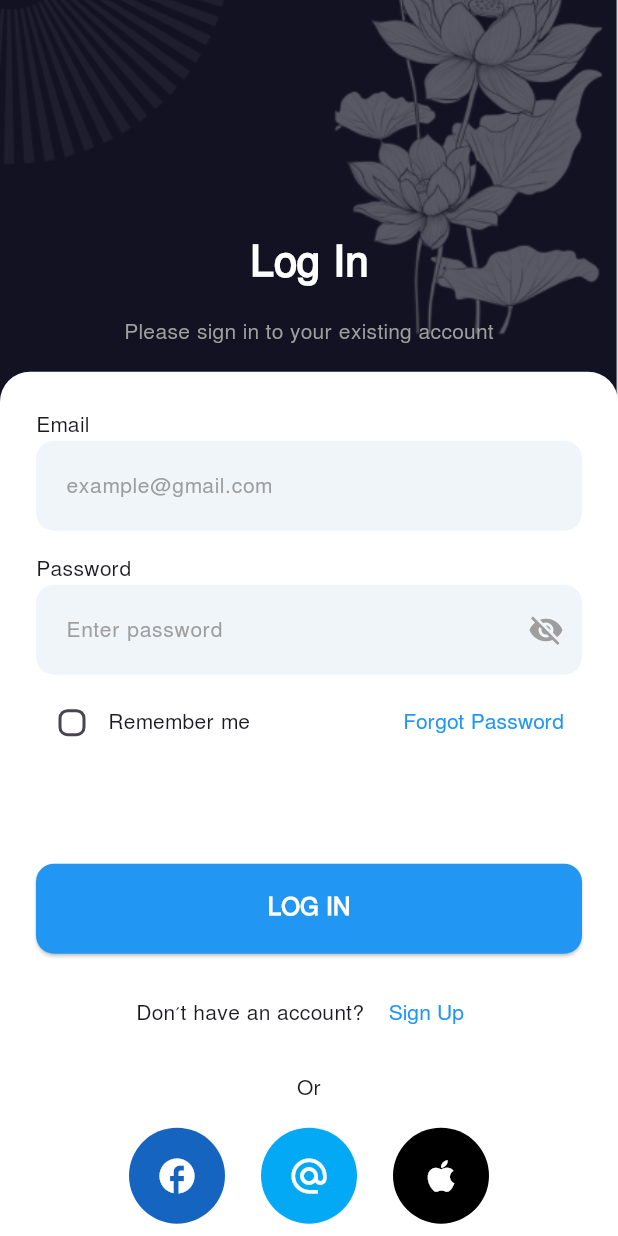
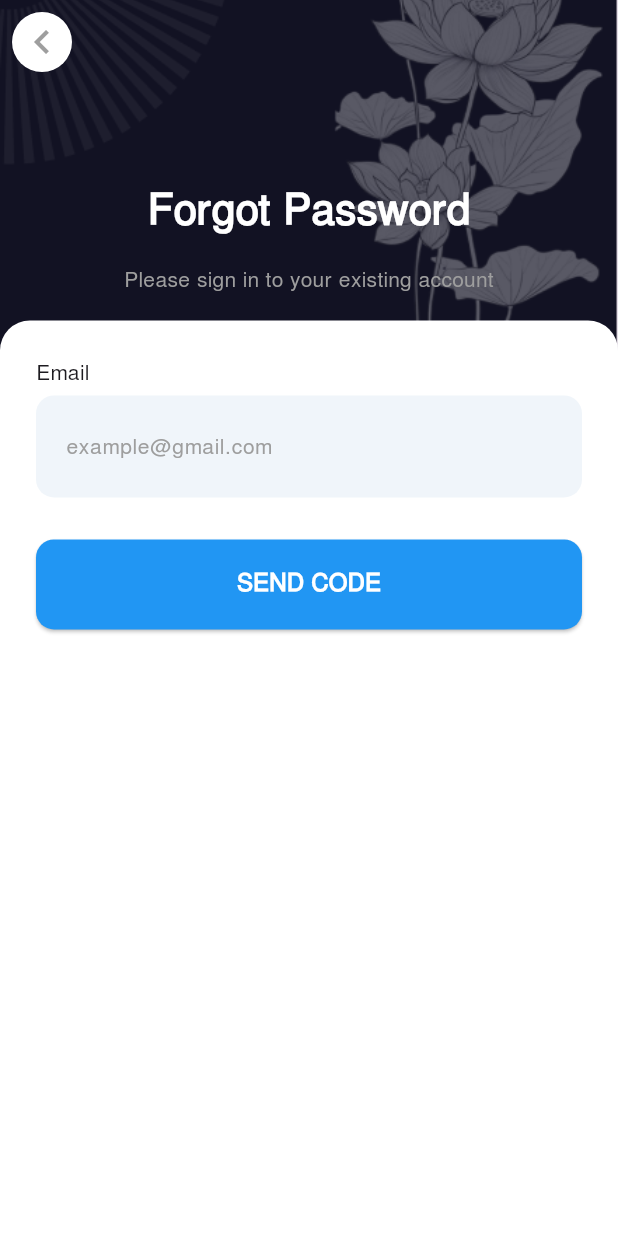
Before and after one commit to God123125/mobile_assignment, a Flutter app: the LoginScreen screen opened directly, after a tap on "Forgot Password", on a phone screen of 412 x 824 dp. Run offline on Flutter 3.47's test engine with Material 3 defaults, Android fonts, the phone set to English and light mode, and no system bars.

Commit message:
already auth UI

```diff
--- /dev/null
+++ b/lib/screens/auth/forgot_password_screen.dart
@@ -0,0 +1,138 @@
+import 'package:flutter/material.dart';
+import 'package:khmer_cultur_app/screens/auth/verification_screen.dart';
+import 'package:khmer_cultur_app/widgets/bg_login_widget.dart';
+
+class ForgotPasswordScreen extends StatefulWidget {
+  const ForgotPasswordScreen({super.key});
+
+  @override
+  State<ForgotPasswordScreen> createState() => _ForgotPasswordScreenState();
+}
+
+class _ForgotPasswordScreenState extends State<ForgotPasswordScreen> {
+  bool obscureText = true;
+
+  @override
+  Widget build(BuildContext context) {
+    return Scaffold(
+      extendBodyBehindAppBar: true,
+      appBar: AppBar(
+        backgroundColor: Colors.transparent,
+        elevation: 0,
+        leading: IconButton(
+          icon: Container(
+            width: 50,
+            height: 50,
+            decoration: BoxDecoration(
+              color: Colors.white,
+              borderRadius: BorderRadius.circular(25),
+            ),
+            child: Icon(Icons.chevron_left, size: 32, color: Colors.grey),
+          ),
+          onPressed: () => Navigator.pop(context),
+        ),
+      ),
+      body: Stack(
+        children: [
+          BgLoginWidget(),
+          Column(
+            mainAxisAlignment: MainAxisAlignment.end,
+            children: [
+              Column(
+                children: [
+                  Text(
+                    'Forgot Password',
+                    style: TextStyle(
+                      fontSize: 28,
+                      fontWeight: FontWeight.bold,
+                      color: Colors.white,
+                    ),
+                  ),
+                  SizedBox(height: 16),
+                  Text(
+                    'Please sign in to your existing account',
+                    textAlign: TextAlign.center,
+                    style: TextStyle(fontSize: 14, color: Colors.grey),
+                  ),
+                ],
+              ),
+              SizedBox(height: 16),
+              //card  login
+              Column(
+                mainAxisAlignment: MainAxisAlignment.center,
+                children: [
+                  Container(
+                    height: MediaQuery.of(context).size.height / 1.35,
+                    padding: EdgeInsets.symmetric(horizontal: 24, vertical: 26),
+                    decoration: BoxDecoration(
+                      color: Colors.white,
+                      borderRadius: BorderRadius.only(
+                        topLeft: Radius.circular(20),
+                        topRight: Radius.circular(20),
+                      ),
+                    ),
+                    child: Column(
+                      crossAxisAlignment: CrossAxisAlignment.start,
+                      children: [
+                        Text("Email"),
+                        SizedBox(height: 4),
+                        TextField(
+                          decoration: InputDecoration(
+                            hintText: 'example@gmail.com',
+                            hintStyle: TextStyle(
+                              color: Colors.grey,
+                              fontSize: 14,
+                            ),
+                            filled: true,
+                            fillColor: Color(0xFFF0F5FA),
+                            border: OutlineInputBorder(
+                              borderRadius: BorderRadius.circular(12),
+                              borderSide: BorderSide.none,
+                            ),
+                            contentPadding: EdgeInsets.symmetric(
+                              horizontal: 16,
+                              vertical: 22,
+                            ),
+                          ),
+                        ),
+                        SizedBox(height: 28),
+                        SizedBox(
+                          width: double.infinity,
+                          height: 60,
+                          child: ElevatedButton(
+                            onPressed: () {
+                              Navigator.push(
+                                context,
+                                MaterialPageRoute(
+                                  builder: (context) => VerificationScreen(),
+                                ),
+                              );
+                            },
+                            style: ElevatedButton.styleFrom(
+                              backgroundColor: Colors.blue,
+                              shape: RoundedRectangleBorder(
+                                borderRadius: BorderRadius.circular(12),
+                              ),
+                            ),
+                            child: Text(
+                              'SEND CODE',
+                              style: TextStyle(
+                                fontSize: 16,
+                                fontWeight: FontWeight.bold,
+                                color: Colors.white,
+                              ),
+                            ),
+                          ),
+                        ),
+                      ],
+                    ),
+                  ),
+                ],
+              ),
+            ],
+          ),
+        ],
+      ),
+    );
+  }
+}
--- /dev/null
+++ b/lib/screens/auth/login_screen.dart
@@ -0,0 +1,213 @@
+import 'package:flutter/material.dart';
+import 'package:khmer_cultur_app/screens/auth/forgot_password_screen.dart';
+import 'package:khmer_cultur_app/screens/auth/sign_up_screen.dart';
+import 'package:khmer_cultur_app/screens/home_screen.dart';
+import 'package:khmer_cultur_app/widgets/bg_login_widget.dart';
+
+class LoginScreen extends StatefulWidget {
+  const LoginScreen({super.key});
+
+  @override
+  State<LoginScreen> createState() => _LoginScreenState();
+}
+
+class _LoginScreenState extends State<LoginScreen> {
+  bool obscureText = true;
+  bool rememberMe = false;
+
+  @override
+  Widget build(BuildContext context) {
+    return Scaffold(
+      body: Stack(
+        children: [
+          BgLoginWidget(),
+          Column(
+            mainAxisAlignment: MainAxisAlignment.end,
+            children: [
+              Column(
+                children: [
+                  Text(
+                    'Log In',
+                    style: TextStyle(fontSize: 28, fontWeight: FontWeight.bold,color: Colors.white),
+                  ),
+                  SizedBox(height: 16),
+                  Text(
+                    'Please sign in to your existing account',
+                    textAlign: TextAlign.center,
+                    style: TextStyle(fontSize: 14, color: Colors.grey),
+                  ),
+                ],
+              ),
+              SizedBox(height: 16),
+              //card  login
+              Column(
+                mainAxisAlignment: MainAxisAlignment.center,
+                children: [
+                  Container(
+                    height: MediaQuery.of(context).size.height / 1.35,
+                    padding: EdgeInsets.symmetric(horizontal: 24,vertical: 26),
+                    decoration: BoxDecoration(
+                      color: Colors.white,
+                      borderRadius: BorderRadius.only(
+                        topLeft: Radius.circular(20),
+                        topRight: Radius.circular(20),
+                      ),
+                    ),
+                    child: Column(
+                      crossAxisAlignment: CrossAxisAlignment.start,
+                      children: [
+                        Text("Email"),
+                        SizedBox(height: 4),
+                        TextField(
+                          decoration: InputDecoration(
+                            hintText: 'example@gmail.com',
+                            hintStyle: TextStyle(color: Colors.grey,fontSize: 14),
+                            filled: true,
+                            fillColor: Color(0xFFF0F5FA),
+                            border: OutlineInputBorder(
+                              borderRadius: BorderRadius.circular(12),
+                              borderSide: BorderSide.none,
+                            ),
+                            contentPadding: EdgeInsets.symmetric(horizontal: 16, vertical: 22),
+                          ),
+                        ),
+                        SizedBox(height: 16),
+                        Text("Password"),
+                        SizedBox(height: 4),
+                        TextField(
+                          obscureText: obscureText,
+                          decoration: InputDecoration(
+                            hintText: 'Enter password',
+                            hintStyle: TextStyle(color: Colors.grey,fontSize: 14),
+                            filled: true,
+                            fillColor: Color(0xFFF0F5FA),
+                            border: OutlineInputBorder(
+                              borderRadius: BorderRadius.circular(12),
+                              borderSide: BorderSide.none,
+                            ),
+                            contentPadding: EdgeInsets.symmetric(horizontal: 16, vertical: 22),
+                            suffixIcon: IconButton(
+                              icon: Icon(obscureText? Icons.visibility_off: Icons.visibility,color: Colors.grey,
+                              ),
+                              onPressed: () {
+                                setState(() {
+                                  obscureText = !obscureText;
+                                });
+                              },
+                            ),
+                          ),
+                        ),
+                        SizedBox(height: 8),
+                        Row(
+                          mainAxisAlignment: MainAxisAlignment.spaceBetween,
+                          children: [
+                            Row(
+                              children: [
+                                Checkbox(
+                                  value: rememberMe,
+                                  onChanged: (value) {
+                                    setState(() {
+                                      rememberMe = value!;
+                                    });
+                                  },
+                                  shape: RoundedRectangleBorder(
+                                    borderRadius: BorderRadius.circular(6),
+                                  ),
+                                  fillColor: WidgetStateProperty.resolveWith<Color?>(
+                                    (states) {
+                                      if (states.contains(WidgetState.selected)) {
+                                        return Colors.blue;
+                                      }
+                                      return null;
+                                    },
+                                  ),
+                                ),
+                                Text('Remember me'),
+                              ],
+                            ),
+                            TextButton(
+                              onPressed: () {
+                                Navigator.push(context,  MaterialPageRoute(builder: (context) => ForgotPasswordScreen()));
+                              },
+                              child: Text('Forgot Password',style: TextStyle(color: Colors.blue),),
+                            ),
+                          ],
+                        ),
+                        SizedBox(height: 70),
+                        SizedBox(
+                          width: double.infinity,
+                          height: 60,
+                          child: ElevatedButton(
+                            onPressed: () {
+                              Navigator.pushAndRemoveUntil(
+                                context,
+                                MaterialPageRoute(builder: (context) => HomeScreen()),
+                                (Route<dynamic> route) => false,
+                              );
+                            },
+                            style: ElevatedButton.styleFrom(
+                              backgroundColor: Colors.blue,
+                              shape: RoundedRectangleBorder(
+                                borderRadius: BorderRadius.circular(12),
+                              ),
+                            ),
+                            child: Text(
+                              'LOG IN',
+                              style: TextStyle(
+                                fontSize: 16,
+                                fontWeight: FontWeight.bold,
+                                color: Colors.white
+                              ),
+                            ),
+                          ),
+                        ),
+                        SizedBox(height: 16),
+                        Row(
+                          mainAxisAlignment: MainAxisAlignment.center,
+                          children: [
+                            Text("Don’t have an account? "),
+                            TextButton(
+                              onPressed: () {
+                                Navigator.push(context,  MaterialPageRoute(builder: (context) => SignUpScreen()));
+                              },
+                              child: Text('Sign Up',style: TextStyle(color: Colors.blue),),
+                            ),
+                          ],
+                        ),
+                        SizedBox(height: 16),
+                        Center(child: Text('Or')),
+                        SizedBox(height: 16),
+                        Row(
+                          mainAxisAlignment: MainAxisAlignment.center,
+                          children: [
+                            socialButton(Icons.facebook, Colors.blue[800]!),
+                            SizedBox(width: 24),
+                            socialButton(Icons.alternate_email,Colors.lightBlue,),
+                            SizedBox(width: 24),
+                            socialButton(Icons.apple, Colors.black),
+                          ],
+                        ),
+                        SizedBox(height: 16),
+                      ],
+                    ),
+                  ),
+                ],
+              ),
+            ],
+          ),
+        ],
+      ),
+    );
+  }
+
+  Widget socialButton(IconData icon, Color color) {
+    return CircleAvatar(
+      radius: 32,
+      backgroundColor: color,
+      child: IconButton(
+        icon: Icon(icon, color: Colors.white, size: 28),
+        onPressed: () {},
+      ),
+    );
+  }
+}
--- a/lib/screens/welcome_screen.dart
+++ b/lib/screens/welcome_screen.dart
@@ -1,5 +1,5 @@
 import 'package:flutter/material.dart';
-import 'package:khmer_cultur_app/screens/login_screen.dart';
+import 'package:khmer_cultur_app/screens/auth/login_screen.dart';
 
 class WelcomeScreen extends StatefulWidget {
   const WelcomeScreen({super.key});
--- /dev/null
+++ b/lib/widgets/bg_login_widget.dart
@@ -0,0 +1,12 @@
+import 'package:flutter/material.dart';
+
+class BgLoginWidget extends StatelessWidget {
+  const BgLoginWidget({super.key});
+
+  @override
+  Widget build(BuildContext context) {
+    return SizedBox.expand(
+      child: Image.asset('assets/images/bg_login.png', fit: BoxFit.cover),
+    );
+  }
+}
```
Also changed, not shown: lib/screens/auth/sign_up_screen.dart (renamed from lib/screens/login_screen.dart, +74 -84 lines), lib/screens/auth/verification_screen.dart (added, +162 -0 lines), lib/widgets/code_send_widget.dart (added, +48 -0 lines).
